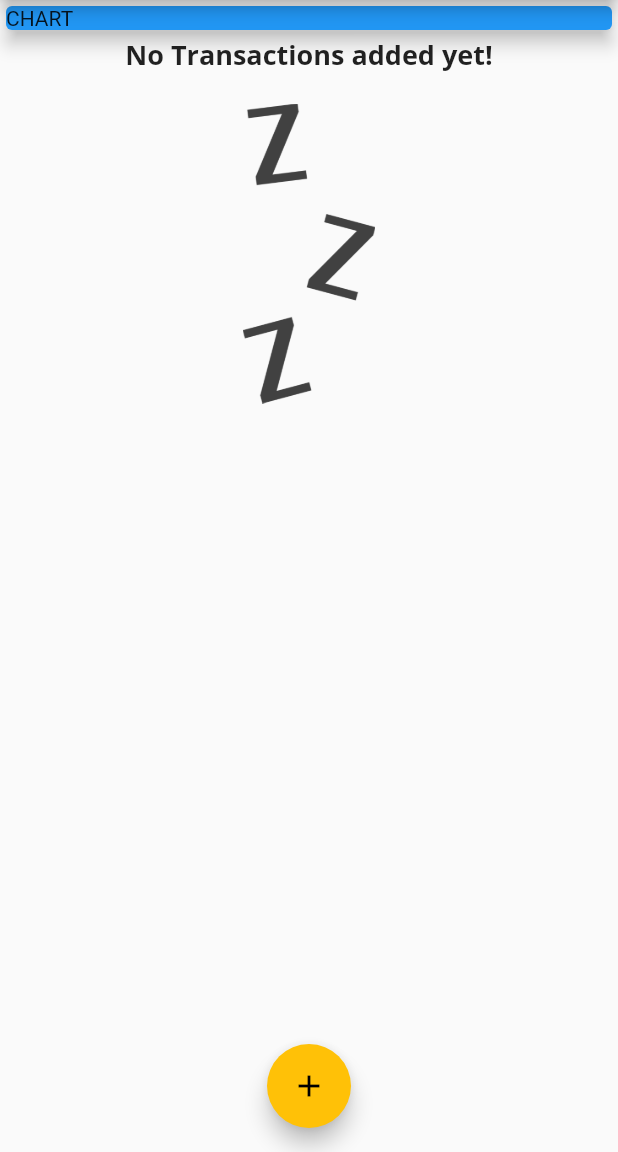
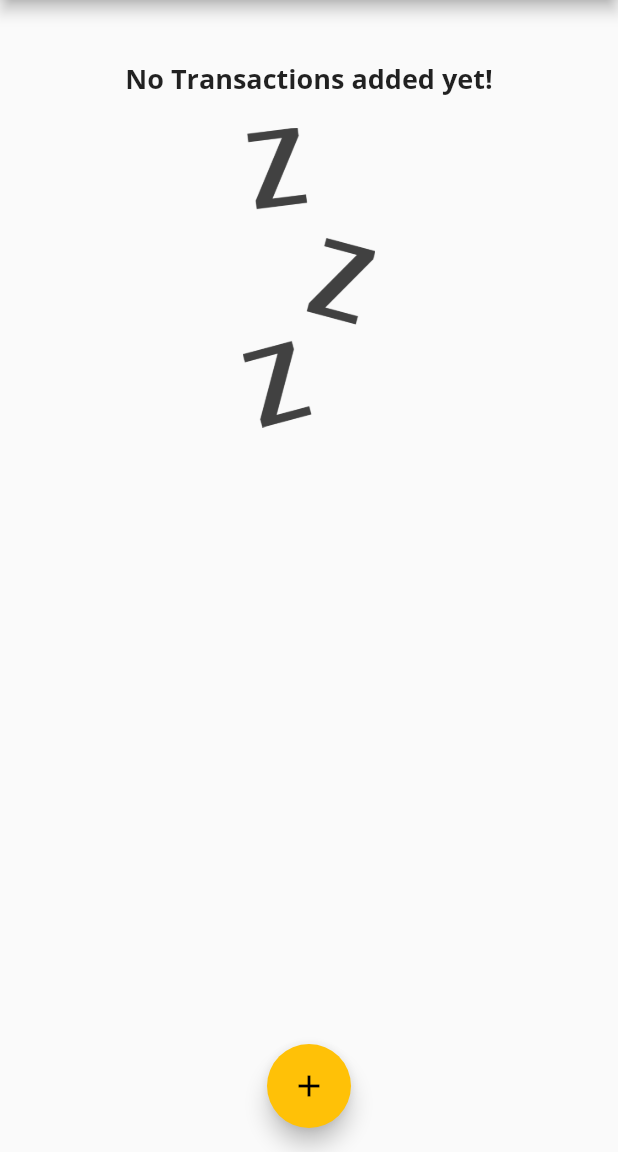
Before and after one commit to CliffordTeneng/pexpenses_app, a Flutter app: the screen it shows after launch, on a phone screen of 412 x 824 dp, the part 84-1236 px from its top. Run offline on Flutter 3.47's test engine with Material 2 defaults, Android fonts, the phone set to English and light mode, and no system bars.

Commit message:
implemented the chart widget for dynamic charts

```diff
--- a/lib/main.dart
+++ b/lib/main.dart
@@ -1,7 +1,7 @@
 import 'package:flutter/material.dart';
-import 'package:pexpenses_app/widgets/transation_list.dart';
+import './widgets/chart.dart';
+import './widgets/transation_list.dart';
 import './widgets/new_transation.dart';
-import './widgets/transation_list.dart';
 import './models/transaction.dart';
 
 void main() => runApp(MyApp());
@@ -56,8 +56,17 @@ class _MyHomePageState extends State<MyHomePage> {
     //   amount: 16.62,
     //   date: DateTime.now(),
     // ),
+  ];
 
-  ];
+  List<Transaction> get _recentTransactions {
+    return _userTransactions.where((tx) {
+      return tx.date.isAfter(
+        DateTime.now().subtract(
+          Duration(days: 7),
+        ),
+      );
+    }).toList();
+  }
 
   void _addNewTransation(String title, double amount) {
     final newtx = Transaction(
@@ -103,14 +112,7 @@ class _MyHomePageState extends State<MyHomePage> {
         child: Column(
           crossAxisAlignment: CrossAxisAlignment.stretch,
           children: <Widget>[
-            Container(
-              width: double.infinity,
-              child: Card(
-                color: Colors.blue,
-                child: Text("CHART"),
-                elevation: 5,
-              ),
-            ),
+            Chart(_recentTransactions),
             TransactionList(_userTransactions),
           ],
         ),
--- /dev/null
+++ b/lib/widgets/chart.dart
@@ -0,0 +1,42 @@
+import 'package:flutter/material.dart';
+import 'package:intl/intl.dart';
+import '../models/transaction.dart';
+
+class Chart extends StatelessWidget {
+  final List<Transaction> recentTransactions;
+
+  Chart(this.recentTransactions);
+
+  List<Map<String, Object>> get groupedTransactionValues {
+    return List.generate(7, (index) {
+      final weekDay = DateTime.now().subtract(
+        Duration(days: index),
+      );
+      double totalSum;
+
+      for (var i = 0; i < recentTransactions.length; i++) {
+        if (recentTransactions[i].date.day == weekDay.day &&
+            recentTransactions[i].date.month == weekDay.month &&
+            recentTransactions[i].date.year == weekDay.year) {
+          totalSum += recentTransactions[i].amount;
+        }
+      }
+
+      return {
+        'day': DateFormat.E().format(weekDay),
+        'amount': totalSum,
+      };
+    });
+  }
+
+  @override
+  Widget build(BuildContext context) {
+    return Card(
+      elevation: 6,
+      margin: EdgeInsets.all(20),
+      child: Row(
+        children: <Widget>[],
+      ),
+    );
+  }
+}
```
